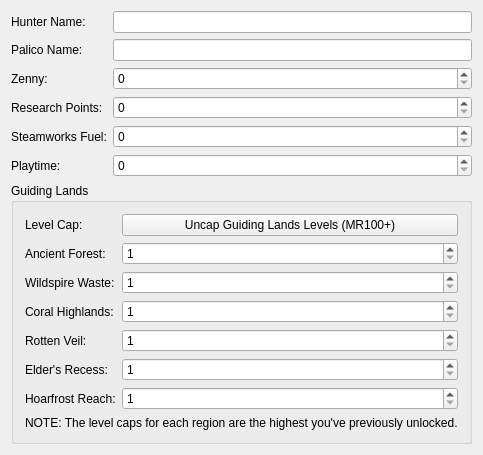
The window that gui/info/hunterinfo.ui (EnderHDMC/MHWISaveEditor) describes before a commit, drawn with Qt 5.
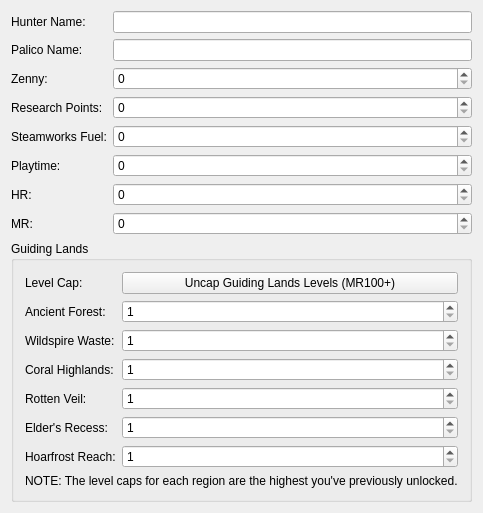
The same window after the commit.

Patch:
```diff
--- a/gui/info/hunterinfo.ui
+++ b/gui/info/hunterinfo.ui
@@ -7,7 +7,7 @@
     <x>0</x>
     <y>0</y>
     <width>460</width>
-    <height>436</height>
+    <height>492</height>
    </rect>
   </property>
   <property name="windowTitle">
@@ -130,7 +130,7 @@
      </property>
     </widget>
    </item>
-   <item row="6" column="0" colspan="2">
+   <item row="8" column="0" colspan="2">
     <widget class="QGroupBox" name="grpGuidingLands">
      <property name="sizePolicy">
       <sizepolicy hsizetype="Preferred" vsizetype="Expanding">
@@ -275,6 +275,46 @@
      </property>
     </widget>
    </item>
+   <item row="6" column="1">
+    <widget class="QSpinBox" name="spnHunterHR">
+     <property name="maximum">
+      <number>99999999</number>
+     </property>
+     <property name="singleStep">
+      <number>1000</number>
+     </property>
+     <property name="stepType">
+      <enum>QAbstractSpinBox::DefaultStepType</enum>
+     </property>
+    </widget>
+   </item>
+   <item row="7" column="1">
+    <widget class="QSpinBox" name="spnHunterMR">
+     <property name="maximum">
+      <number>99999999</number>
+     </property>
+     <property name="singleStep">
+      <number>2000</number>
+     </property>
+     <property name="stepType">
+      <enum>QAbstractSpinBox::DefaultStepType</enum>
+     </property>
+    </widget>
+   </item>
+   <item row="6" column="0">
+    <widget class="QLabel" name="lblHunterHR">
+     <property name="text">
+      <string comment="Label for hunter HR.">HR:</string>
+     </property>
+    </widget>
+   </item>
+   <item row="7" column="0">
+    <widget class="QLabel" name="lblHunterMR">
+     <property name="text">
+      <string comment="Label for hunter MR.">MR:</string>
+     </property>
+    </widget>
+   </item>
   </layout>
  </widget>
  <layoutdefault spacing="6" margin="11"/>
```
Left out of the diff: 34 changed lines with no effect on the pictures.
